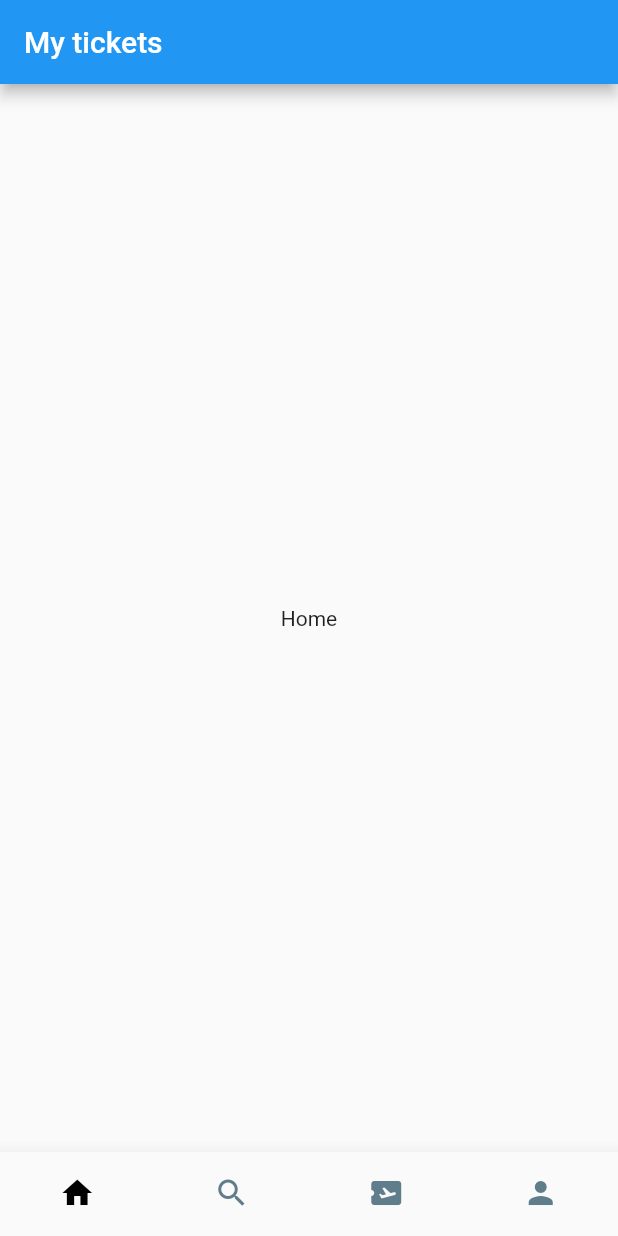
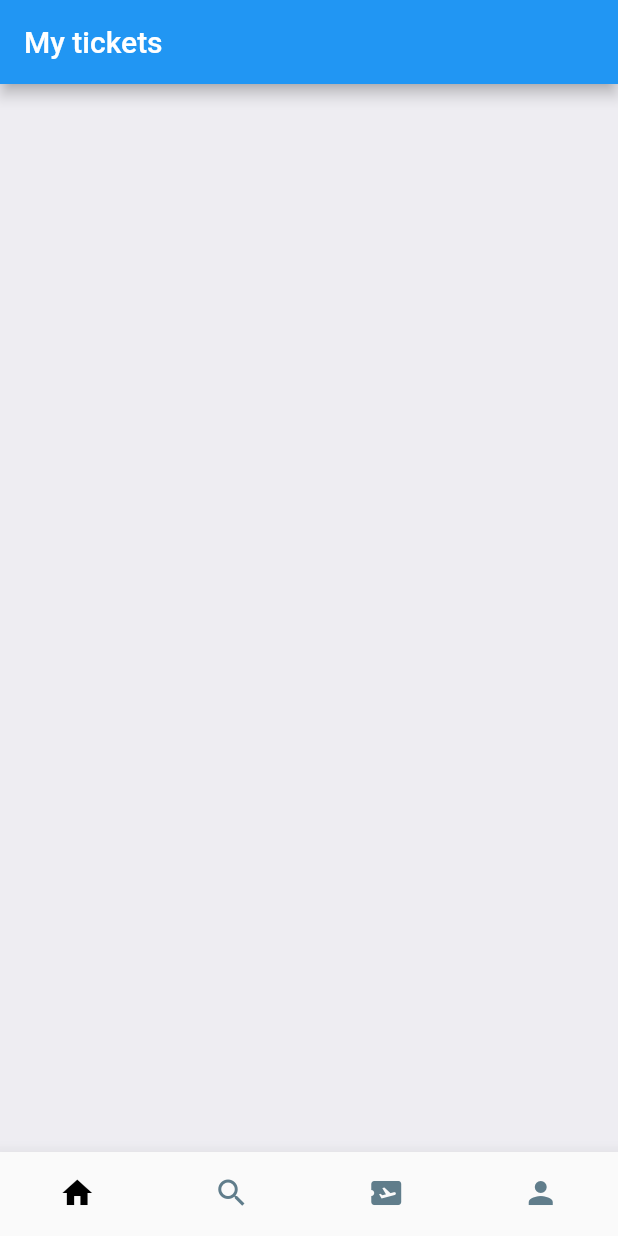
Before and after one commit to alvinwarui29/ticketFlutter, a Flutter app: the screen it shows after launch, on a phone screen of 412 x 824 dp. Run offline on Flutter 3.47's test engine with Material 2 defaults, Android fonts, the phone set to English and light mode, and no system bars.

Commit message:
add home screen and pass it in bottombar screen

```diff
--- a/lib/screens/bottom_bar.dart
+++ b/lib/screens/bottom_bar.dart
@@ -1,4 +1,5 @@
 import 'package:flutter/material.dart';
+import 'home_screen.dart';
 
 class BottomBar extends StatefulWidget {
   const BottomBar({super.key});
@@ -9,7 +10,7 @@ class BottomBar extends StatefulWidget {
 class _BottomBarState extends State<BottomBar> {
   int _selectedIndex = 0;
   static final List<Widget> _widgetOptions = <Widget>[
-    const Text("Home"),
+    const HomeScreen(),
     const Text("Search"),
     const Text("Tickets"),
     const Text("Profile"),
--- /dev/null
+++ b/lib/screens/home_screen.dart
@@ -0,0 +1,13 @@
+import 'package:flutter/material.dart';
+
+import 'package:flutter/material.dart';
+
+class HomeScreen extends StatelessWidget {
+  const HomeScreen({super.key});
+  @override
+  Widget build(BuildContext context) {
+    return const Scaffold(
+      backgroundColor: Color(0xFFeeedf2),
+    );
+  }
+}
```
